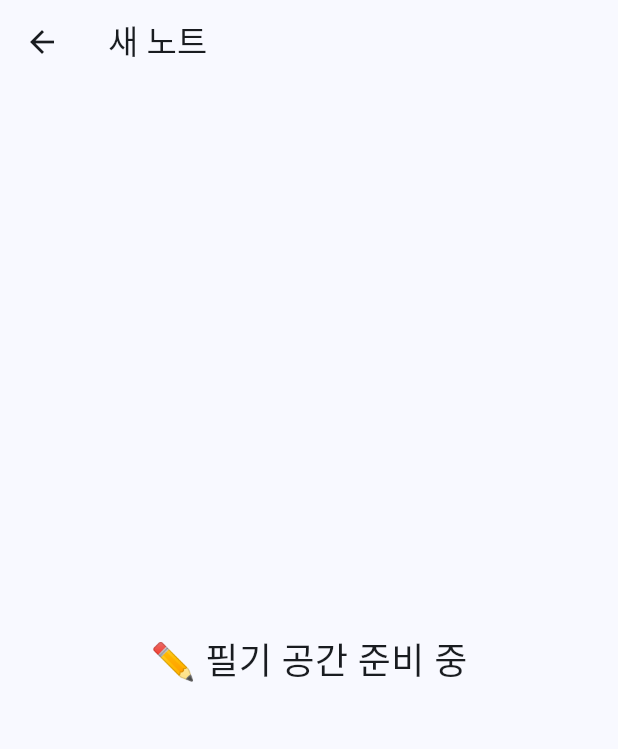
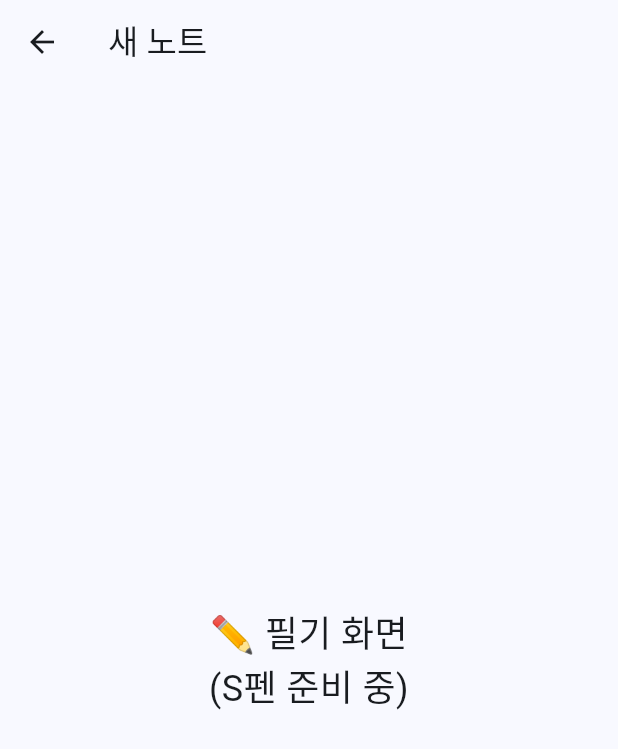
Before and after one commit to daljuee0828-blip/notia, a Flutter app: the NoteScreen screen opened directly, on a phone screen of 412 x 824 dp. Shown: the top 749 px of the screen. Run offline on Flutter 3.47's test engine with Material 3 defaults, Android fonts, the phone set to English and light mode, and no system bars; statements that could not run were skipped.

Commit message:
note_screen.dart 업데이트

```diff
--- a/lib/note_screen.dart
+++ b/lib/note_screen.dart
@@ -1,26 +1,32 @@
 import 'package:flutter/material.dart';
 
+
 class NoteScreen extends StatelessWidget {
+
 const NoteScreen({super.key});
 
+
 @override
-  Widget build(BuildContext context) {
+Widget build(BuildContext context){
 
 return Scaffold(
 
-      appBar: AppBar(
-        title: const Text("새 노트"),
+appBar:AppBar(
+title:const Text("새 노트"),
 ),
 
-      body: const Center(
-        child: Text(
-          "✏️ 필기 공간 준비 중",
-          style: TextStyle(
-            fontSize: 24,
+body:const Center(
+
+child:Text(
+"✏️ 필기 화면\n(S펜 준비 중)",
+textAlign:TextAlign.center,
+style:TextStyle(fontSize:24),
 ),
-        ),
+
 ),
 
 );
+
 }
+
 }
```
Lines whose indentation alone changed are shown as unchanged.
